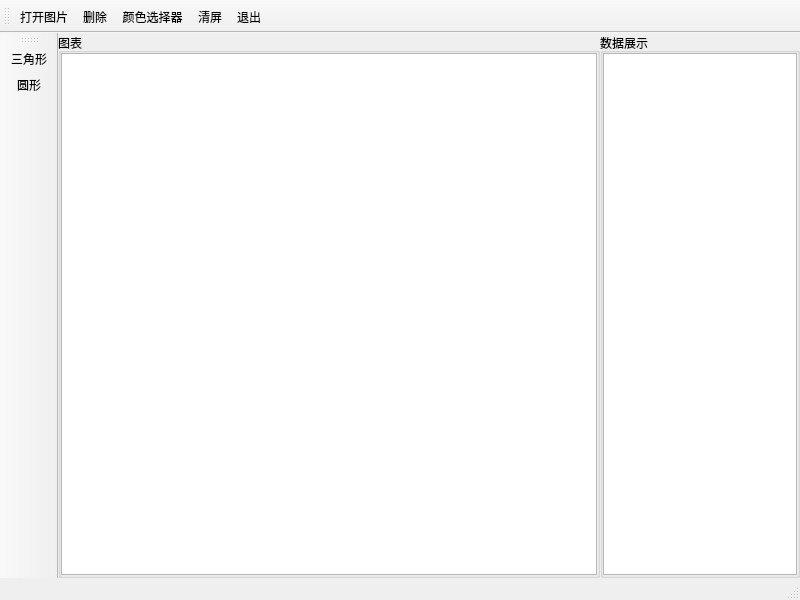
The window that mainwindow.ui (senliontec/picshow) describes before a commit, drawn with Qt 5.
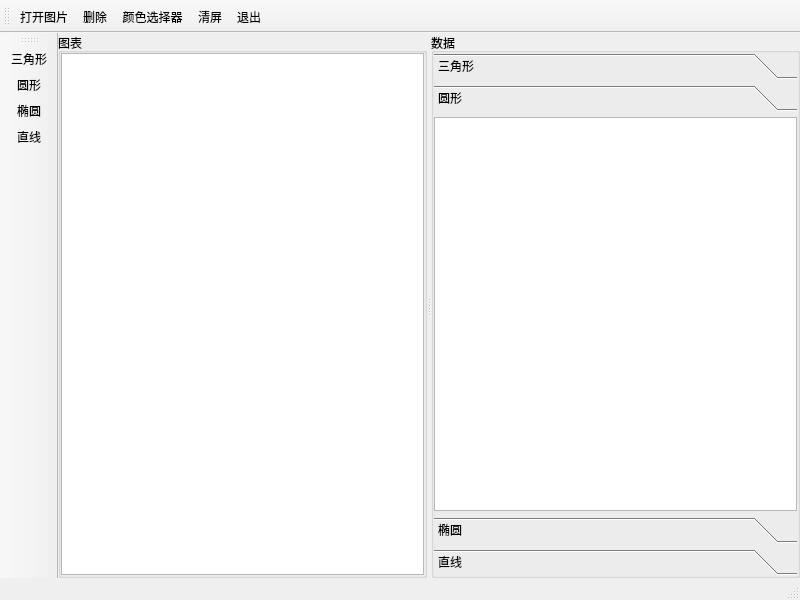
The same window after the commit. The open tabs and pages were chosen to show the change. Icons and pictures are not drawn.

Commit message: feature:(soruces):add ellipse item

The edit to the form file:
```diff
--- a/mainwindow.ui
+++ b/mainwindow.ui
@@ -14,7 +14,10 @@
    <string>MainWindow</string>
   </property>
   <widget class="QWidget" name="centralwidget">
-   <layout class="QGridLayout" name="main_gridLayout">
+   <layout class="QHBoxLayout" name="horizontalLayout_5">
+    <property name="spacing">
+     <number>0</number>
+    </property>
     <property name="leftMargin">
      <number>0</number>
     </property>
@@ -27,15 +30,19 @@
     <property name="bottomMargin">
      <number>0</number>
     </property>
-    <property name="spacing">
-     <number>0</number>
-    </property>
-    <item row="0" column="0">
+    <item>
+     <widget class="QSplitter" name="splitter">
+      <property name="orientation">
+       <enum>Qt::Horizontal</enum>
+      </property>
      <widget class="QGroupBox" name="leftBox">
       <property name="title">
        <string>图表</string>
       </property>
-      <layout class="QGridLayout" name="left_gridLayout">
+       <layout class="QHBoxLayout" name="horizontalLayout_3">
+        <property name="spacing">
+         <number>0</number>
+        </property>
        <property name="leftMargin">
         <number>0</number>
        </property>
@@ -48,27 +55,25 @@
        <property name="bottomMargin">
         <number>0</number>
        </property>
-       <property name="spacing">
-        <number>0</number>
-       </property>
-       <item row="0" column="0">
+        <item>
         <widget class="QGraphicsView" name="graphicsView"/>
        </item>
       </layout>
      </widget>
-    </item>
-    <item row="0" column="1">
      <widget class="QGroupBox" name="rightBox">
       <property name="maximumSize">
        <size>
-        <width>200</width>
+         <width>400</width>
         <height>16777215</height>
        </size>
       </property>
       <property name="title">
-       <string>数据展示</string>
-      </property>
-      <layout class="QGridLayout" name="right_gridLayout">
+        <string>数据</string>
+       </property>
+       <layout class="QHBoxLayout" name="horizontalLayout_4">
+        <property name="spacing">
+         <number>0</number>
+        </property>
        <property name="leftMargin">
         <number>0</number>
        </property>
@@ -81,13 +86,131 @@
        <property name="bottomMargin">
         <number>0</number>
        </property>
+        <item>
+         <widget class="QToolBox" name="toolBox">
+          <property name="currentIndex">
+           <number>3</number>
+          </property>
+          <widget class="QWidget" name="traingle_page">
+           <property name="geometry">
+            <rect>
+             <x>0</x>
+             <y>0</y>
+             <width>390</width>
+             <height>387</height>
+            </rect>
+           </property>
+           <attribute name="label">
+            <string>三角形</string>
+           </attribute>
+           <layout class="QHBoxLayout" name="horizontalLayout_2">
        <property name="spacing">
         <number>0</number>
        </property>
-       <item row="0" column="0">
-        <widget class="QPlainTextEdit" name="plainTextEdit"/>
-       </item>
-      </layout>
+            <property name="leftMargin">
+             <number>0</number>
+            </property>
+            <property name="topMargin">
+             <number>0</number>
+            </property>
+            <property name="rightMargin">
+             <number>0</number>
+            </property>
+            <property name="bottomMargin">
+             <number>0</number>
+            </property>
+            <item>
+             <widget class="QTableWidget" name="TranigletableWidget"/>
+            </item>
+           </layout>
+          </widget>
+          <widget class="QWidget" name="circle_page">
+           <property name="geometry">
+            <rect>
+             <x>0</x>
+             <y>0</y>
+             <width>390</width>
+             <height>387</height>
+            </rect>
+           </property>
+           <attribute name="label">
+            <string>圆形</string>
+           </attribute>
+           <layout class="QHBoxLayout" name="horizontalLayout">
+            <property name="spacing">
+             <number>0</number>
+            </property>
+            <property name="leftMargin">
+             <number>0</number>
+            </property>
+            <property name="topMargin">
+             <number>0</number>
+            </property>
+            <property name="rightMargin">
+             <number>0</number>
+            </property>
+            <property name="bottomMargin">
+             <number>0</number>
+            </property>
+            <item>
+             <widget class="QTableWidget" name="CircletableWidget"/>
+            </item>
+           </layout>
+          </widget>
+          <widget class="QWidget" name="ellipse_page">
+           <attribute name="label">
+            <string>椭圆</string>
+           </attribute>
+           <layout class="QHBoxLayout" name="horizontalLayout_6">
+            <property name="spacing">
+             <number>0</number>
+            </property>
+            <property name="leftMargin">
+             <number>0</number>
+            </property>
+            <property name="topMargin">
+             <number>0</number>
+            </property>
+            <property name="rightMargin">
+             <number>0</number>
+            </property>
+            <property name="bottomMargin">
+             <number>0</number>
+            </property>
+            <item>
+             <widget class="QTableWidget" name="EllipsetableWidget"/>
+            </item>
+           </layout>
+          </widget>
+          <widget class="QWidget" name="line_page">
+           <attribute name="label">
+            <string>直线</string>
+           </attribute>
+           <layout class="QHBoxLayout" name="horizontalLayout_7">
+            <property name="spacing">
+             <number>0</number>
+            </property>
+            <property name="leftMargin">
+             <number>0</number>
+            </property>
+            <property name="topMargin">
+             <number>0</number>
+            </property>
+            <property name="rightMargin">
+             <number>0</number>
+            </property>
+            <property name="bottomMargin">
+             <number>0</number>
+            </property>
+            <item>
+             <widget class="QTableWidget" name="LinetableWidget"/>
+            </item>
+           </layout>
+          </widget>
+         </widget>
+        </item>
+       </layout>
+      </widget>
      </widget>
     </item>
    </layout>
@@ -152,6 +275,8 @@
    </attribute>
    <addaction name="actItem_triangle"/>
    <addaction name="actItem_Circle"/>
+   <addaction name="actItem_Ellipse"/>
+   <addaction name="actItem_Line"/>
   </widget>
   <action name="actQuit">
    <property name="icon">
@@ -228,6 +353,24 @@
     <string>清屏</string>
    </property>
   </action>
+  <action name="actItem_Ellipse">
+   <property name="icon">
+    <iconset resource="res.qrc">
+     <normaloff>:/images/images/ellipse.png</normaloff>:/images/images/ellipse.png</iconset>
+   </property>
+   <property name="text">
+    <string>椭圆</string>
+   </property>
+  </action>
+  <action name="actItem_Line">
+   <property name="icon">
+    <iconset resource="res.qrc">
+     <normaloff>:/images/images/line.png</normaloff>:/images/images/line.png</iconset>
+   </property>
+   <property name="text">
+    <string>直线</string>
+   </property>
+  </action>
  </widget>
  <resources>
   <include location="res.qrc"/>
```
Lines whose indentation alone changed are shown as unchanged. The commit also changes 17 other files.
